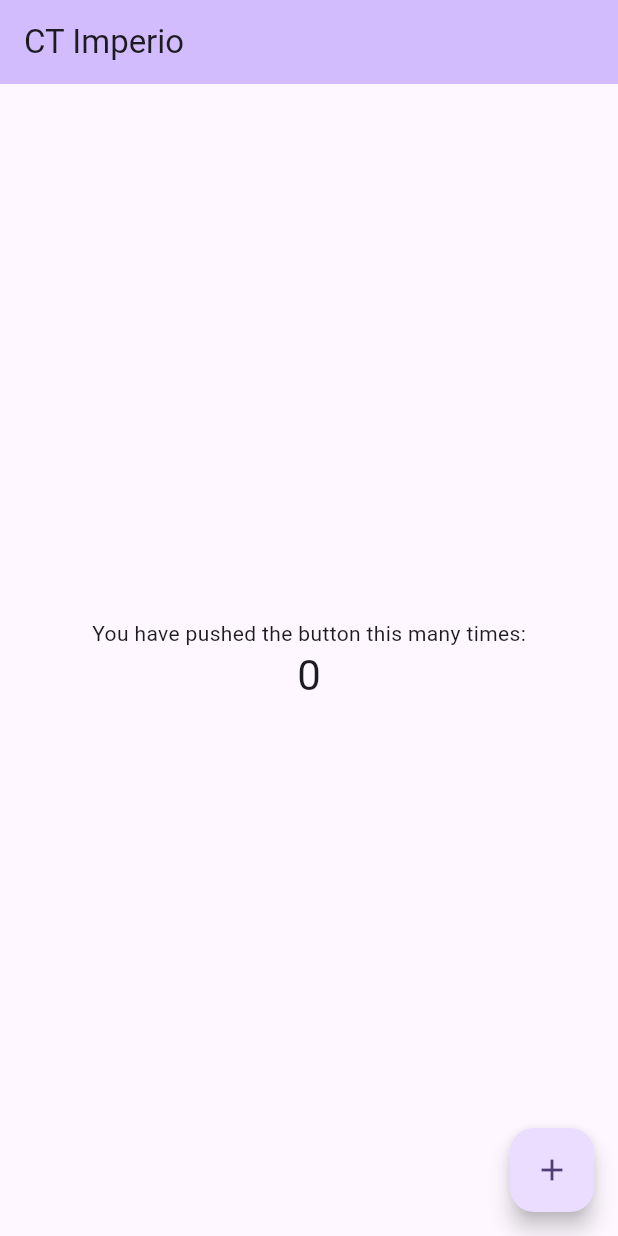
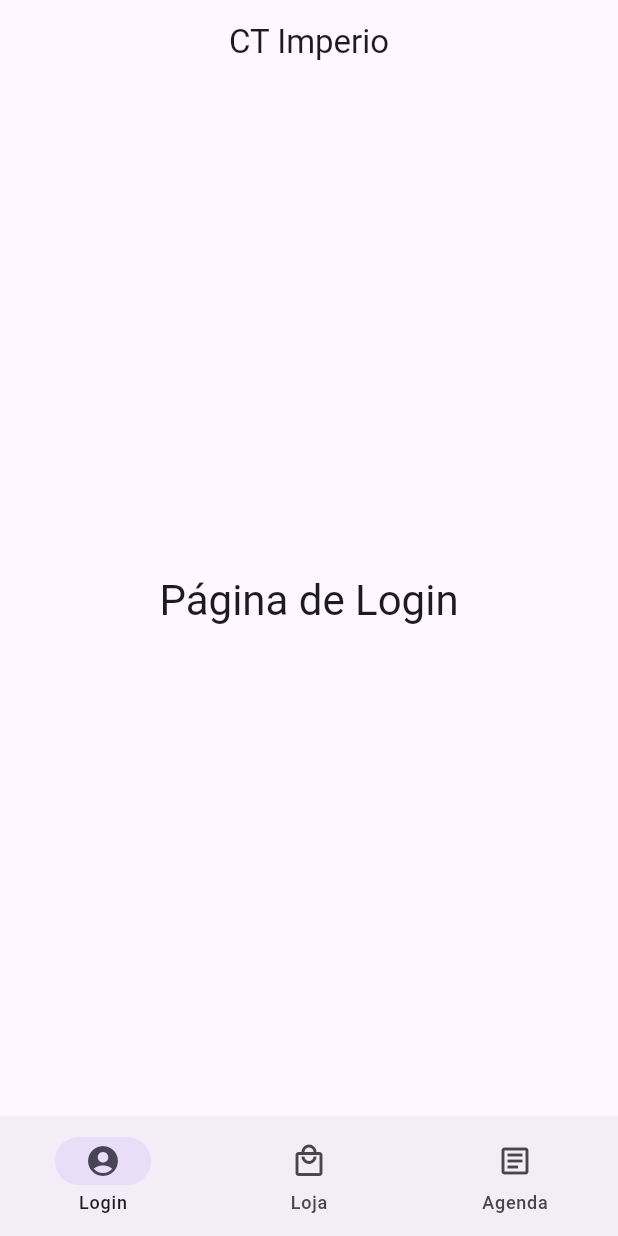
Before and after one commit to Uriasmanu/ct_imperio, a Flutter app: the screen it shows after launch, on a phone screen of 412 x 824 dp. Run offline on Flutter 3.47's test engine with Material 3 defaults, Android fonts, the phone set to English and light mode, and no system bars.

Commit message:
especulações

```diff
--- a/lib/main.dart
+++ b/lib/main.dart
@@ -1,125 +1,80 @@
 import 'package:flutter/material.dart';
 
-void main() {
-  runApp(const MyApp());
-}
+void main() => runApp(const MyApp());
 
 class MyApp extends StatelessWidget {
   const MyApp({super.key});
 
-  // This widget is the root of your application.
   @override
   Widget build(BuildContext context) {
     return MaterialApp(
-      title: 'Flutter Demo',
-      theme: ThemeData(
-        // This is the theme of your application.
-        //
-        // TRY THIS: Try running your application with "flutter run". You'll see
-        // the application has a purple toolbar. Then, without quitting the app,
-        // try changing the seedColor in the colorScheme below to Colors.green
-        // and then invoke "hot reload" (save your changes or press the "hot
-        // reload" button in a Flutter-supported IDE, or press "r" if you used
-        // the command line to start the app).
-        //
-        // Notice that the counter didn't reset back to zero; the application
-        // state is not lost during the reload. To reset the state, use hot
-        // restart instead.
-        //
-        // This works for code too, not just values: Most code changes can be
-        // tested with just a hot reload.
-        colorScheme: ColorScheme.fromSeed(seedColor: Colors.deepPurple),
-        useMaterial3: true,
-      ),
-      home: const MyHomePage(title: 'CT Imperio'),
+      theme: ThemeData(useMaterial3: true),
+      home: const MyHomePage(),
     );
   }
 }
 
 class MyHomePage extends StatefulWidget {
-  const MyHomePage({super.key, required this.title});
-
-  // This widget is the home page of your application. It is stateful, meaning
-  // that it has a State object (defined below) that contains fields that affect
-  // how it looks.
-
-  // This class is the configuration for the state. It holds the values (in this
-  // case the title) provided by the parent (in this case the App widget) and
-  // used by the build method of the State. Fields in a Widget subclass are
-  // always marked "final".
-
-  final String title;
+  const MyHomePage({super.key});
 
   @override
   State<MyHomePage> createState() => _MyHomePageState();
 }
 
 class _MyHomePageState extends State<MyHomePage> {
-  int _counter = 0;
-
-  void _incrementCounter() {
-    setState(() {
-      // This call to setState tells the Flutter framework that something has
-      // changed in this State, which causes it to rerun the build method below
-      // so that the display can reflect the updated values. If we changed
-      // _counter without calling setState(), then the build method would not be
-      // called again, and so nothing would appear to happen.
-      _counter++;
-    });
-  }
+  int currentPageIndex = 0;
 
   @override
   Widget build(BuildContext context) {
-    // This method is rerun every time setState is called, for instance as done
-    // by the _incrementCounter method above.
-    //
-    // The Flutter framework has been optimized to make rerunning build methods
-    // fast, so that you can just rebuild anything that needs updating rather
-    // than having to individually change instances of widgets.
+    final ThemeData theme = Theme.of(context);
+
     return Scaffold(
       appBar: AppBar(
-        // TRY THIS: Try changing the color here to a specific color (to
-        // Colors.amber, perhaps?) and trigger a hot reload to see the AppBar
-        // change color while the other colors stay the same.
-        backgroundColor: Theme.of(context).colorScheme.inversePrimary,
-        // Here we take the value from the MyHomePage object that was created by
-        // the App.build method, and use it to set our appbar title.
-        title: Text(widget.title),
+        title: const Text('CT Imperio'),
+        centerTitle: true,
       ),
-      body: Center(
-        // Center is a layout widget. It takes a single child and positions it
-        // in the middle of the parent.
-        child: Column(
-          // Column is also a layout widget. It takes a list of children and
-          // arranges them vertically. By default, it sizes itself to fit its
-          // children horizontally, and tries to be as tall as its parent.
-          //
-          // Column has various properties to control how it sizes itself and
-          // how it positions its children. Here we use mainAxisAlignment to
-          // center the children vertically; the main axis here is the vertical
-          // axis because Columns are vertical (the cross axis would be
-          // horizontal).
-          //
-          // TRY THIS: Invoke "debug painting" (choose the "Toggle Debug Paint"
-          // action in the IDE, or press "p" in the console), to see the
-          // wireframe for each widget.
-          mainAxisAlignment: MainAxisAlignment.center,
-          children: <Widget>[
-            const Text(
-              'You have pushed the button this many times:',
-            ),
-            Text(
-              '$_counter',
-              style: Theme.of(context).textTheme.headlineMedium,
-            ),
-          ],
+      body: <Widget>[
+        // Página Login
+        Center(
+          child: Text(
+            'Página de Login',
+            style: theme.textTheme.headlineMedium,
+          ),
         ),
+        // Página Loja
+        const Center(
+          child: Text('Página da Loja'),
+        ),
+        // Página Agenda
+        const Center(
+          child: Text('Página da Agenda'),
+        ),
+      ][currentPageIndex],
+      bottomNavigationBar: NavigationBar(
+        selectedIndex: currentPageIndex,
+        onDestinationSelected: (int index) {
+          setState(() {
+            currentPageIndex = index;
+          });
+        },
+        destinations: const [
+          NavigationDestination(
+            icon: Icon(Icons.account_circle_outlined),
+            selectedIcon: Icon(Icons.account_circle),
+            label: 'Login',
+          ),
+          NavigationDestination(
+            icon: Icon(Icons.local_mall_outlined),
+            selectedIcon: Icon(Icons.local_mall),
+            label: 'Loja',
+          ),
+          NavigationDestination(
+            icon: Icon(Icons.article_outlined),
+            selectedIcon: Icon(Icons.article),
+            label: 'Agenda',
+          ),
+        ],
       ),
-      floatingActionButton: FloatingActionButton(
-        onPressed: _incrementCounter,
-        tooltip: 'Increment',
-        child: const Icon(Icons.add),
-      ), // This trailing comma makes auto-formatting nicer for build methods.
     );
   }
 }
```
